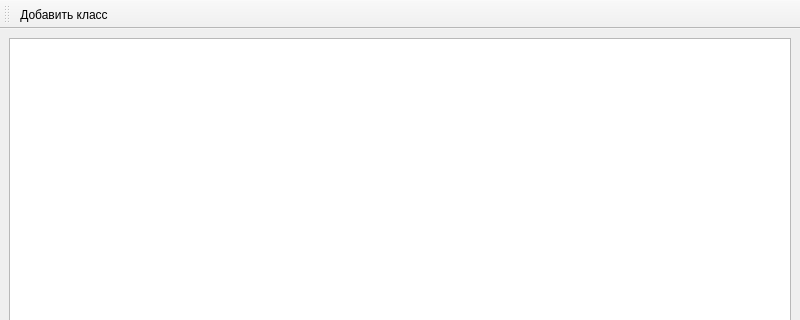
Above: main_window.ui from AhTOhGH/UML_class_diagram before the change; both pictures show x 0 to 800 and y 0 to 320 of the 800 by 600 pixel window. Below: the same form after it.
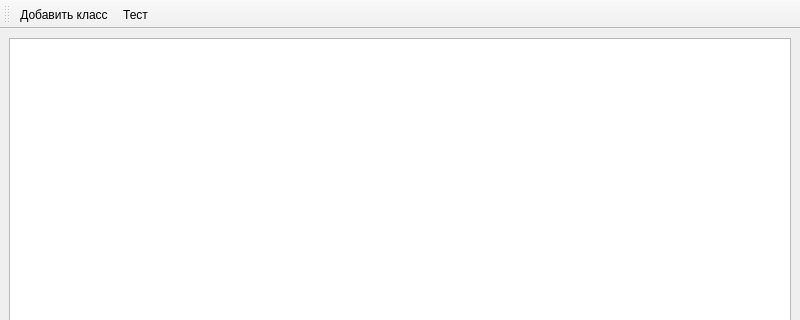
That is the form after the change.

Patch:
```diff
--- a/main_window.ui
+++ b/main_window.ui
@@ -42,6 +42,7 @@
     <bool>false</bool>
    </attribute>
    <addaction name="actAddClass"/>
+   <addaction name="actTest"/>
   </widget>
   <action name="actAddClass">
    <property name="text">
@@ -51,6 +52,14 @@
     <string>Добавить класс</string>
    </property>
   </action>
+  <action name="actTest">
+   <property name="text">
+    <string>Тест</string>
+   </property>
+   <property name="toolTip">
+    <string>Тест</string>
+   </property>
+  </action>
  </widget>
  <resources/>
  <connections/>
```
